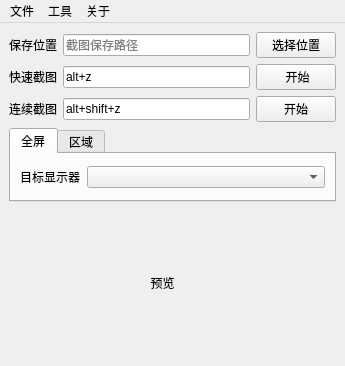
This is mainwindow.ui in iwxyi/PigeonCapture as Qt 5 draws it before an edit. The edited form follows.
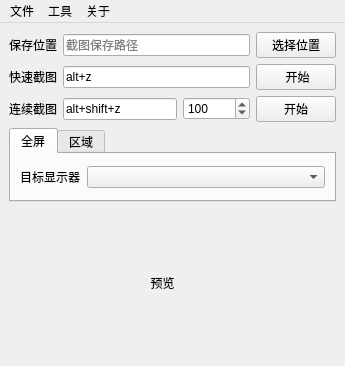
This is the edited form. The open tabs and pages were chosen to show the change.

Commit message: 添加多显示器支持

What changed in the file:
```diff
--- a/mainwindow.ui
+++ b/mainwindow.ui
@@ -87,6 +87,31 @@
         </property>
        </widget>
       </item>
+      <item>
+       <widget class="QSpinBox" name="spinBox">
+        <property name="sizePolicy">
+         <sizepolicy hsizetype="Minimum" vsizetype="Fixed">
+          <horstretch>0</horstretch>
+          <verstretch>0</verstretch>
+         </sizepolicy>
+        </property>
+        <property name="toolTip">
+         <string>连续截图间隔，单位：毫秒</string>
+        </property>
+        <property name="minimum">
+         <number>10</number>
+        </property>
+        <property name="maximum">
+         <number>3600000</number>
+        </property>
+        <property name="singleStep">
+         <number>50</number>
+        </property>
+        <property name="value">
+         <number>100</number>
+        </property>
+       </widget>
+      </item>
       <item>
        <widget class="QPushButton" name="serialCaptureShortcut">
         <property name="text">
```
Left out of the diff: 2 changed lines with no effect on the pictures. The commit also changes 2 other files.
